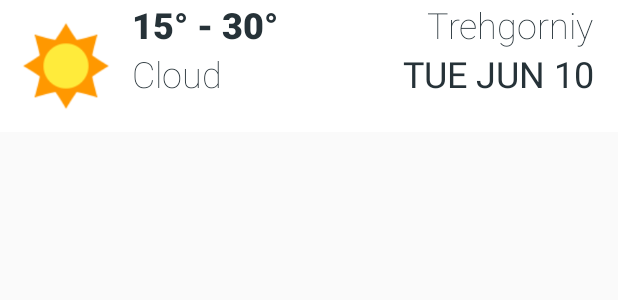
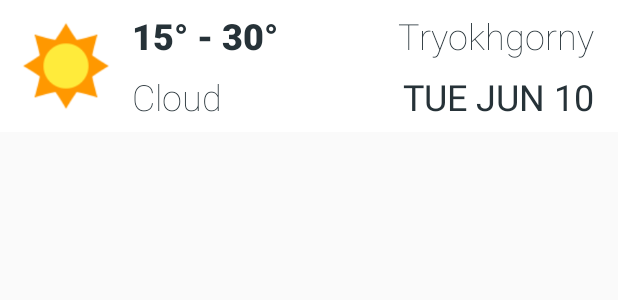
Before and after one commit to Nenton/CityInPocket, an Android app: the layout widget_weather.xml on its own in the app's theme, with its tools: preview values and no code run, on a phone screen of 412 x 824 dp. Shown: the top 300 px of the screen. Run offline under Robolectric (Android 15) with nearby library versions, the phone set to English and light mode, and no system bars.

Commit message:
fix: Fixing widget

```diff
--- a/app/src/main/java/com/nenton/trehgornyinpocket/ui/widget/WeatherIntentService.java
+++ b/app/src/main/java/com/nenton/trehgornyinpocket/ui/widget/WeatherIntentService.java
@@ -23,5 +23,6 @@ public class WeatherIntentService extends IntentService {
         WeatherDto weatherDto = new WeatherDto(currentDayWeather);
         int widgetId = getSharedPreferences(PREFS_NAME, 0).getInt(PREF_WIDGET_ID, AppWidgetManager.INVALID_APPWIDGET_ID);
         AppWidget.saveTitlePref(this, widgetId, weatherDto);
+        AppWidget.updateAppWidget(this, AppWidgetManager.getInstance(this), widgetId);
     }
 }
--- a/app/src/main/res/layout/widget_weather.xml
+++ b/app/src/main/res/layout/widget_weather.xml
@@ -1,32 +1,30 @@
 <?xml version="1.0" encoding="utf-8"?>
 <RelativeLayout xmlns:android="http://schemas.android.com/apk/res/android"
     xmlns:tools="http://schemas.android.com/tools"
-    android:background="@color/white"
     android:layout_width="match_parent"
-    android:layout_height="wrap_content">
+    android:layout_height="wrap_content"
+    android:background="@color/white">
 
     <ImageView
         android:id="@+id/widget_weather_iv"
         android:layout_width="@dimen/spacing_larger_72"
         android:layout_height="@dimen/spacing_larger_72"
+        android:layout_alignParentLeft="true"
+        android:layout_alignParentStart="true"
         android:layout_marginBottom="@dimen/spacing_small_8"
         android:layout_marginLeft="@dimen/spacing_small_8"
         android:layout_marginStart="@dimen/spacing_small_8"
         android:layout_marginTop="@dimen/spacing_small_8"
         tools:srcCompat="@drawable/ic_weather_summer" />
 
-    <TextView
-        android:id="@+id/widget_city_tv"
+    <LinearLayout
         android:layout_width="wrap_content"
         android:layout_height="wrap_content"
-        android:layout_alignParentEnd="true"
-        android:layout_alignParentRight="true"
-        android:layout_marginEnd="@dimen/spacing_normal_16"
-        android:layout_marginRight="@dimen/spacing_normal_16"
-        android:fontFamily="@string/roboto_thin"
-        android:text="@string/city_name"
-        android:textColor="@color/greyBlack"
-        android:textSize="@dimen/font_big_24" />
+        android:layout_centerInParent="true"
+        android:layout_gravity="center_vertical"
+        android:layout_toEndOf="@id/widget_weather_iv"
+        android:layout_toRightOf="@id/widget_weather_iv"
+        android:orientation="vertical">
 
         <TextView
             android:id="@+id/widget_min_max_tv"
@@ -38,37 +36,57 @@
             android:textColor="@color/greyBlack"
             android:textSize="@dimen/font_big_24"
             android:textStyle="bold"
-        android:layout_toEndOf="@id/widget_weather_iv"
-        android:layout_toRightOf="@id/widget_weather_iv"
             tools:text="15° - 30°" />
-
 
         <TextView
             android:id="@+id/widget_type_weather_tv"
             android:layout_width="wrap_content"
             android:layout_height="wrap_content"
-        android:layout_below="@id/widget_min_max_tv"
-        android:layout_toEndOf="@id/widget_weather_iv"
-        android:layout_toRightOf="@id/widget_weather_iv"
             android:layout_marginLeft="@dimen/spacing_small_8"
             android:layout_marginStart="@dimen/spacing_small_8"
+            android:layout_marginTop="@dimen/spacing_small_8"
             android:fontFamily="@string/roboto_thin"
             android:textColor="@color/greyBlack"
             android:textSize="@dimen/font_big_24"
             tools:text="Cloud" />
 
+    </LinearLayout>
+
+    <LinearLayout
+        android:layout_width="wrap_content"
+        android:layout_height="wrap_content"
+        android:layout_alignParentEnd="true"
+        android:layout_alignParentRight="true"
+        android:layout_centerInParent="true"
+        android:layout_gravity="center_vertical"
+        android:orientation="vertical">
+
+        <TextView
+            android:id="@+id/widget_city_tv"
+            android:layout_width="wrap_content"
+            android:layout_height="wrap_content"
+            android:layout_gravity="end"
+            android:layout_marginEnd="@dimen/spacing_normal_16"
+            android:layout_marginRight="@dimen/spacing_normal_16"
+            android:fontFamily="@string/roboto_thin"
+            android:text="@string/city_name"
+            android:textColor="@color/greyBlack"
+            android:textSize="@dimen/font_big_24" />
+
+
         <TextView
             android:id="@+id/widget_date_tv"
             android:layout_width="wrap_content"
             android:layout_height="wrap_content"
-        android:layout_alignParentEnd="true"
-        android:layout_alignParentRight="true"
+            android:layout_gravity="end"
             android:layout_marginEnd="@dimen/spacing_normal_16"
             android:layout_marginRight="@dimen/spacing_normal_16"
-        android:layout_below="@id/widget_city_tv"
+            android:layout_marginTop="@dimen/spacing_small_8"
             android:fontFamily="@string/roboto_regular"
             android:textColor="@color/greyBlack"
             android:textSize="@dimen/font_big_24"
             tools:text="TUE JUN 10" />
+    </LinearLayout>
+
 
 </RelativeLayout>
--- a/app/src/main/res/values/strings.xml
+++ b/app/src/main/res/values/strings.xml
@@ -13,10 +13,7 @@
     <string name="action_weather">Weather</string>
     <string name="search">Search</string>
     <string name="degree">°</string>
-    <string name="city_name">Trehgorniy</string>
+    <string name="city_name">Tryokhgorny</string>
 
-
-    <string name="appwidget_text">EXAMPLE</string>
-    <string name="configure">Configure</string>
-    <string name="add_widget">Add widget</string>
+    <string name="appwidget_text">Weather Tryokhgorny</string>
 </resources>
--- a/app/src/main/res/xml/app_widget_info.xml
+++ b/app/src/main/res/xml/app_widget_info.xml
@@ -3,7 +3,7 @@
     android:initialKeyguardLayout="@layout/widget_weather"
     android:minHeight="40dp"
     android:minWidth="250dp"
-    android:previewImage="@drawable/example_appwidget_preview"
-    android:resizeMode="horizontal|vertical"
+    android:previewImage="@drawable/ic_weather_summer"
+    android:resizeMode="none"
     android:updatePeriodMillis="86400000"
     android:widgetCategory="home_screen" />
```
Also changed, not shown: app/src/main/java/com/nenton/trehgornyinpocket/ui/widget/AppWidget.java (+18 -5 lines), app/src/main/res/layout/item_widget.xml (deleted, +0 -17 lines). Lines whose indentation alone changed are shown as unchanged.
